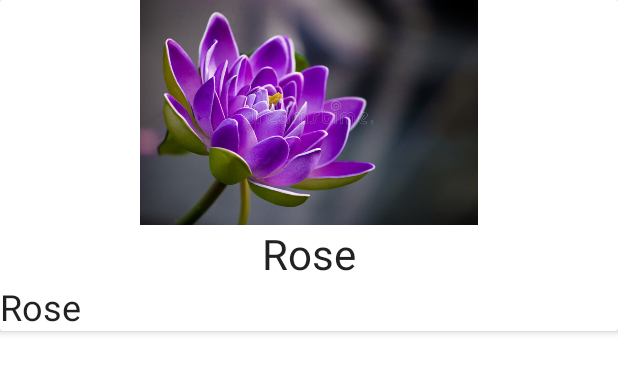
After one commit to erina883/My-Practice, an Android app: the layout item_celeb.xml on its own in the app's theme, with its tools: preview values and no code run, on a phone screen of 412 x 824 dp. The commit adds this screen. Shown: the top 373 px of the screen. Run offline under Robolectric (Android 15) with nearby library versions, the phone set to English and light mode, and no system bars.

Commit message:
Custom Recycler View

```diff
--- a/app/build.gradle
+++ b/app/build.gradle
@@ -45,6 +45,9 @@ dependencies {
     androidTestImplementation 'androidx.test.ext:junit:1.1.5'
     androidTestImplementation 'androidx.test.espresso:espresso-core:3.5.1'
 
+    implementation 'com.github.bumptech.glide:glide:4.15.0'
+    annotationProcessor 'com.github.bumptech.glide:compiler:4.15.0'
+
 
 
 }
--- a/app/src/main/AndroidManifest.xml
+++ b/app/src/main/AndroidManifest.xml
@@ -2,7 +2,7 @@
 <manifest xmlns:android="http://schemas.android.com/apk/res/android"
     xmlns:tools="http://schemas.android.com/tools">
 
-
+    <uses-permission android:name="android.permission.INTERNET" />
 
     <application
         android:allowBackup="true"
@@ -15,7 +15,7 @@
         android:theme="@style/Theme.MyPractice"
         tools:targetApi="31">
         <activity
-            android:name=".Deatls"
+            android:name=".FullActivity"
             android:exported="false">
             <meta-data
                 android:name="android.app.lib_name"
--- /dev/null
+++ b/app/src/main/java/com/erina/mypractice/Celeb.kt
@@ -0,0 +1,3 @@
+package com.example.recycleview
+
+data class Celeb(val name:String, val bio:String, val profileImage:String)
--- /dev/null
+++ b/app/src/main/res/layout/item_celeb.xml
@@ -0,0 +1,37 @@
+<?xml version="1.0" encoding="utf-8"?>
+<androidx.cardview.widget.CardView xmlns:android="http://schemas.android.com/apk/res/android"
+    android:layout_width="match_parent"
+    xmlns:app="http://schemas.android.com/apk/res-auto"
+    app:cardElevation="3dp"
+    android:layout_height="wrap_content">
+    <LinearLayout
+        android:orientation="vertical"
+        android:layout_width="wrap_content"
+        android:layout_height="wrap_content">
+
+        <ImageView
+            android:id="@+id/profileImg"
+            android:src="@drawable/flower"
+            android:layout_width="match_parent"
+            android:layout_height="150dp"/>
+        <TextView
+            android:textAppearance="@style/TextAppearance.Material3.HeadlineMedium"
+            android:id="@+id/name"
+            android:maxLines="1"
+            android:ellipsize="end"
+            android:text="Rose"
+            android:gravity="center"
+            android:layout_width="match_parent"
+            android:layout_height="wrap_content"/>
+
+        <TextView
+            android:textAppearance="@style/TextAppearance.Material3.HeadlineSmall"
+            android:id="@+id/bio"
+            android:text="Rose"
+            android:maxLines="3"
+            android:ellipsize="end"
+            android:layout_width="match_parent"
+            android:layout_height="wrap_content"/>
+    </LinearLayout>
+
+</androidx.cardview.widget.CardView>
```
Also changed, not shown: app/src/main/java/com/erina/mypractice/CelebAdapter.kt (added, +59 -0 lines), app/src/main/java/com/erina/mypractice/CelebViewHolder.kt (added, +8 -0 lines), app/src/main/java/com/erina/mypractice/DataProdier.kt (added, +19 -0 lines), app/src/main/java/com/erina/mypractice/FullActivity.kt (added, +18 -0 lines), app/src/main/java/com/erina/mypractice/MainActivity.kt (+13 -1 lines), app/src/main/res/layout/activity_full.xml (added, +18 -0 lines), app/src/main/res/layout/activity_main.xml (+7 -1 lines), app/src/main/res/drawable-v24/flower.jpg (added).
